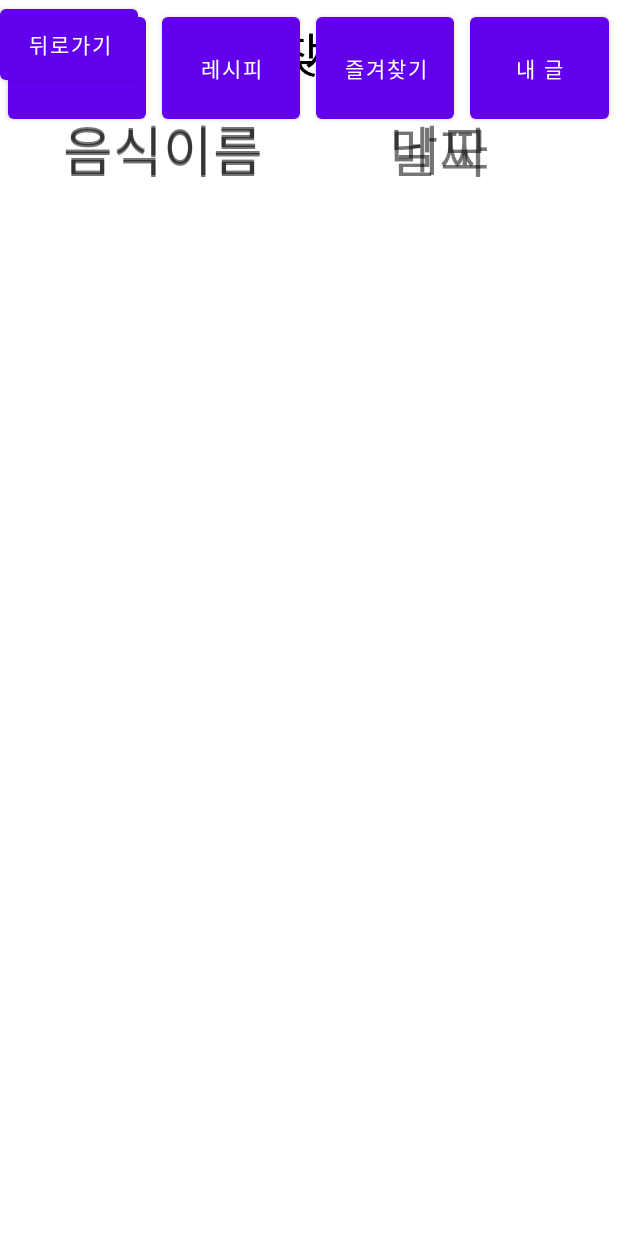
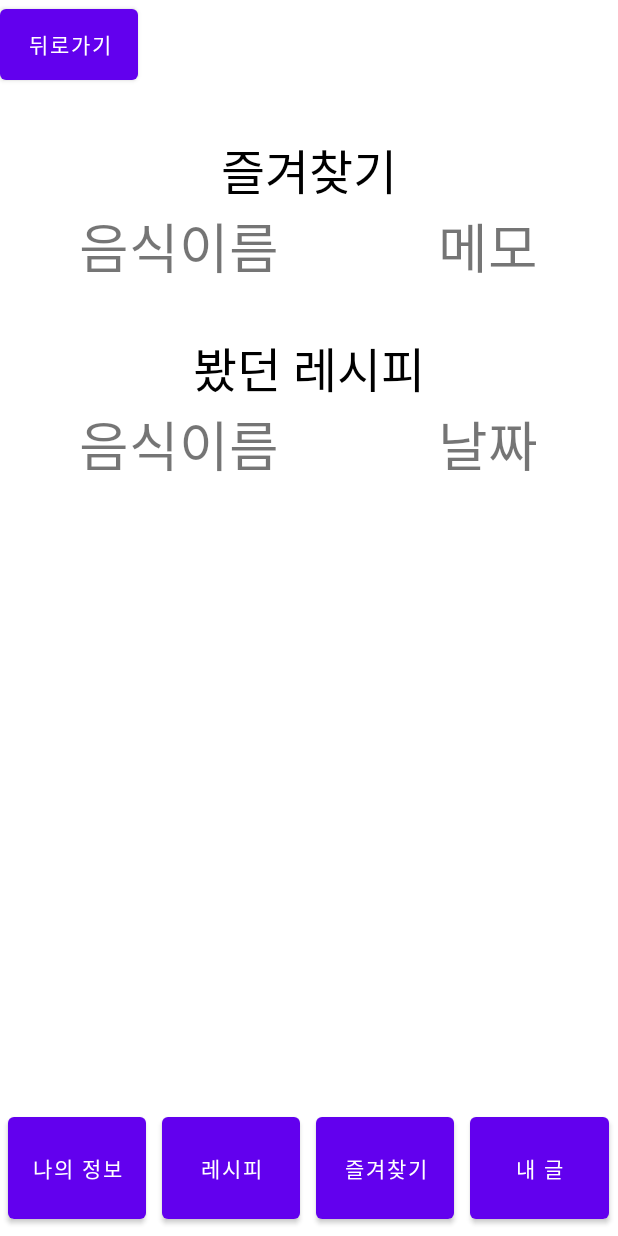
Before and after one commit to brother0105/-, an Android app: the layout activity_myfavnview.xml on its own in the app's theme, with its tools: preview values and no code run, on a phone screen of 412 x 824 dp. Run offline under Robolectric (Android 15) with nearby library versions, the phone set to English and light mode, and no system bars.

Commit message:
Update activity_myfavnview.xml

```diff
--- a/makeafood/app/src/main/res/layout/activity_myfavnview.xml
+++ b/makeafood/app/src/main/res/layout/activity_myfavnview.xml
@@ -2,10 +2,14 @@
 <androidx.constraintlayout.widget.ConstraintLayout xmlns:android="http://schemas.android.com/apk/res/android"
     xmlns:app="http://schemas.android.com/apk/res-auto"
     xmlns:tools="http://schemas.android.com/tools"
-    android:layout_width="match_parent"
-    android:layout_height="match_parent"
+    android:layout_width="wrap_content"
+    android:layout_height="wrap_content"
     tools:context=".Myfavnview">
 
+
+    <RelativeLayout
+        android:layout_width="wrap_content"
+        android:layout_height="wrap_content">
 
             <Button
                 android:id="@+id/button"
@@ -18,16 +22,19 @@
 
             <LinearLayout
                 android:id="@+id/linearlayoutfav"
-        android:layout_width="408dp"
-        android:layout_height="72dp"
+                android:layout_width="wrap_content"
+                android:layout_height="wrap_content"
+                android:layout_below="@id/button"
+                android:layout_centerHorizontal="true"
+                android:layout_marginTop="30dp"
                 android:orientation="horizontal"
                 tools:layout_editor_absoluteX="16dp"
                 tools:layout_editor_absoluteY="83dp">
 
                 <TextView
                     android:id="@+id/textView"
-            android:layout_width="370dp"
-            android:layout_height="71dp"
+                    android:layout_width="368dp"
+                    android:layout_height="match_parent"
                     android:gravity="center"
                     android:text="즐겨찾기"
                     android:textColor="@color/black"
@@ -40,10 +47,10 @@
 
             <TableLayout
                 android:id="@+id/tablefav"
-        android:layout_width="370dp"
-        android:layout_height="138dp"
+                android:layout_width="match_parent"
+                android:layout_height="wrap_content"
+                android:layout_below="@id/linearlayoutfav"
                 android:stretchColumns="*"
-        app:layout_constraintTop_toBottomOf="@id/linearlayoutfav"
                 tools:layout_editor_absoluteX="16dp">
 
 
@@ -81,7 +88,10 @@
             <LinearLayout
                 android:id="@+id/linearlayoutview"
                 android:layout_width="368dp"
-        android:layout_height="73dp"
+                android:layout_height="wrap_content"
+                android:layout_below="@id/tablefav"
+                android:layout_centerHorizontal="true"
+                android:layout_marginTop="30dp"
                 android:orientation="horizontal"
                 tools:layout_editor_absoluteX="16dp"
                 tools:layout_editor_absoluteY="355dp">
@@ -89,7 +99,7 @@
                 <TextView
                     android:id="@+id/textView2"
                     android:layout_width="match_parent"
-            android:layout_height="71dp"
+                    android:layout_height="wrap_content"
                     android:gravity="center"
                     android:text="봤던 레시피"
                     android:textColor="@color/black"
@@ -100,8 +110,10 @@
 
             <TableLayout
                 android:id="@+id/tableview"
-        android:layout_width="368dp"
-        android:layout_height="150dp"
+                android:layout_width="wrap_content"
+                android:layout_height="wrap_content"
+                android:layout_below="@id/linearlayoutview"
+                android:layout_centerHorizontal="true"
                 android:stretchColumns="*"
                 app:layout_constraintTop_toBottomOf="@id/linearlayoutview"
                 tools:layout_editor_absoluteX="16dp">
@@ -135,6 +147,7 @@
                 android:id="@+id/linearLayout"
                 android:layout_width="411dp"
                 android:layout_height="wrap_content"
+                android:layout_alignParentBottom="true"
                 android:gravity="center"
                 android:orientation="horizontal"
                 android:visibility="visible"
@@ -174,8 +187,5 @@
                     android:text="내 글" />
 
             </LinearLayout>
-
-
-
-
+    </RelativeLayout>
 </androidx.constraintlayout.widget.ConstraintLayout>
```
Lines whose indentation alone changed are shown as unchanged.
